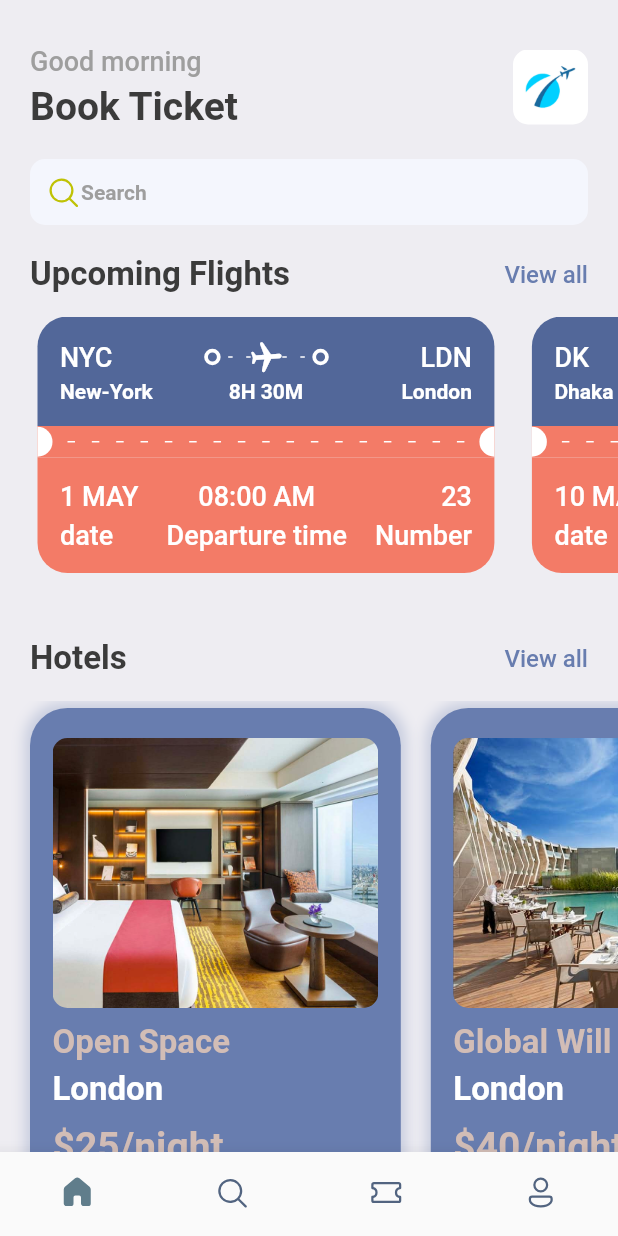
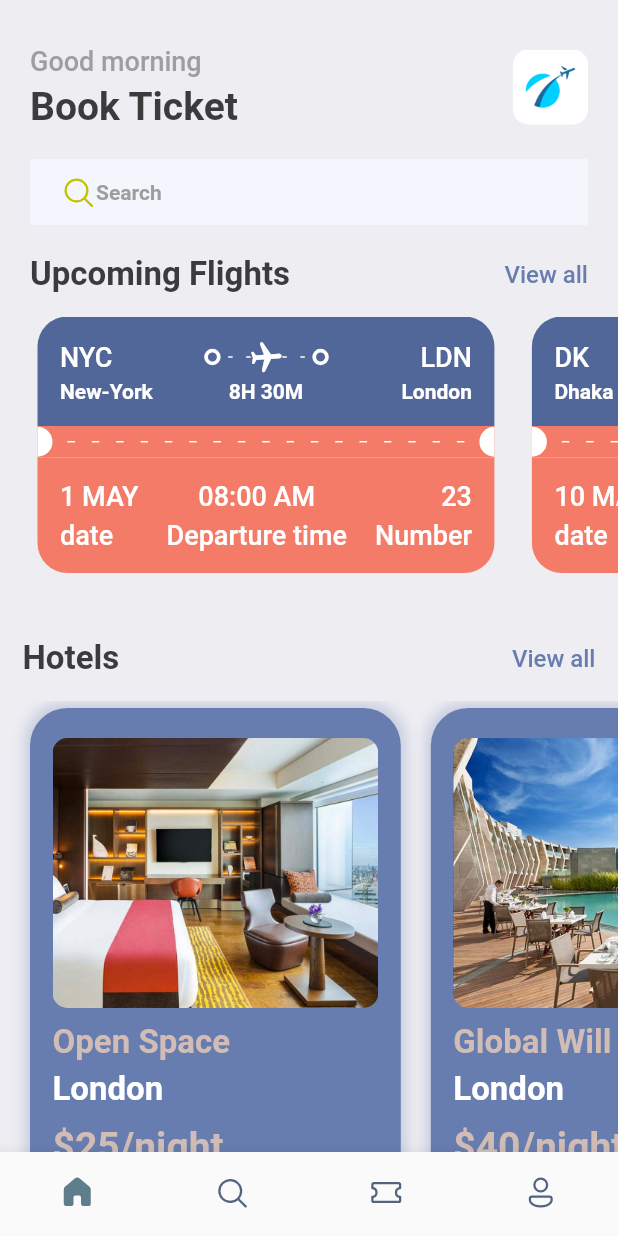
Before and after one commit to med-bs/booktickets, a Flutter app: the screen it shows after launch, on a phone screen of 412 x 824 dp. Run offline on Flutter 3.47's test engine with Material 2 defaults, Android fonts, the phone set to English and light mode, and no system bars; our stand-ins replace fluentui_icons, gap, get.

Commit message:
size dynamic 1

```diff
--- a/lib/screens/home_screen.dart
+++ b/lib/screens/home_screen.dart
@@ -1,6 +1,7 @@
 import 'package:booktickets/screens/hotel_screen.dart';
 import 'package:booktickets/screens/ticket_view.dart';
 import 'package:booktickets/utils/app_info_list.dart';
+import 'package:booktickets/utils/app_layout.dart';
 import 'package:booktickets/utils/app_styles.dart';
 import 'package:fluentui_icons/fluentui_icons.dart';
 import 'package:flutter/material.dart';
@@ -16,10 +17,10 @@ class HomeScreen extends StatelessWidget {
       body: ListView(
         children: [
           Container(
-            padding: const EdgeInsets.symmetric(horizontal: 20),
+            padding: EdgeInsets.symmetric(horizontal: AppLayout.getWidth(20)),
             child: Column(
               children: [
-                const Gap(30),
+                Gap(AppLayout.getHeight(30)),
                 Row(
                   mainAxisAlignment: MainAxisAlignment.spaceBetween,
                   children: [
@@ -27,15 +28,15 @@ class HomeScreen extends StatelessWidget {
                       crossAxisAlignment: CrossAxisAlignment.start,
                       children: [
                         Text("Good morning",style: Styles.headLineStyle3,),
-                        const Gap(5),
+                        Gap(AppLayout.getHeight(5)),
                         Text("Book Ticket",style: Styles.headLineStyle1,),
                       ],
                     ),
                     Container(
-                      height: 50,
-                      width: 50,
+                      height: AppLayout.getHeight(50),
+                      width: AppLayout.getWidth(50),
                       decoration: BoxDecoration(
-                        borderRadius: BorderRadius.circular(10),
+                        borderRadius: BorderRadius.circular(AppLayout.getHeight(10)),
                         image: const DecorationImage(
                           fit: BoxFit.cover,
                           image: AssetImage("assets/images/img_1.png"),
@@ -44,11 +45,11 @@ class HomeScreen extends StatelessWidget {
                     ),
                   ],
                 ),
-                const Gap(20),
+                Gap(AppLayout.getHeight(20)),
                 Container(
-                  padding: const EdgeInsets.symmetric(horizontal: 10, vertical: 10),
+                  padding: EdgeInsets.symmetric(horizontal: AppLayout.getWidth(20), vertical: AppLayout.getHeight(10)),
                   decoration: BoxDecoration(
-                    borderRadius: BorderRadius.circular(10),
+                    borderRadius: BorderRadius.circular(AppLayout.getHeight(0)),
                     color: const Color(0xFFF4F6FD),
                   ),
                   child: Row(
@@ -58,7 +59,7 @@ class HomeScreen extends StatelessWidget {
                     ],
                   ),
                 ),
-                const Gap(20),
+                Gap(AppLayout.getHeight(20)),
                 Row(
                   mainAxisAlignment: MainAxisAlignment.spaceBetween,
                   children: [
@@ -71,17 +72,17 @@ class HomeScreen extends StatelessWidget {
               ],
             ),
           ),
-          const Gap(15),
+          Gap(AppLayout.getHeight(15)),
           SingleChildScrollView(
             scrollDirection: Axis.horizontal,
-            padding: const EdgeInsets.only(left: 20),
+            padding: EdgeInsets.only(left: AppLayout.getHeight(20)),
             child: Row(
               children: ticketList.map((singleTicket) => TicketView(ticket: singleTicket)).toList(),
             ),
           ),
-          const Gap(15),
+          Gap(AppLayout.getHeight(15)),
           Container(
-            padding: const EdgeInsets.symmetric(horizontal: 20),
+            padding: EdgeInsets.symmetric(horizontal: AppLayout.getWidth(15)),
             child: Row(
               mainAxisAlignment: MainAxisAlignment.spaceBetween,
               children: [
@@ -92,10 +93,10 @@ class HomeScreen extends StatelessWidget {
               ],
             ),
           ),
-          const Gap(15),
+          Gap(AppLayout.getHeight(15)),
           SingleChildScrollView(
             scrollDirection: Axis.horizontal,
-            padding: const EdgeInsets.only(left: 20),
+            padding: EdgeInsets.only(left: AppLayout.getHeight(20)),
             child: Row(
               children: hotelList.map((singleHotel) => HotelScreen(hotel: singleHotel)).toList(),
             ),
--- a/lib/screens/hotel_screen.dart
+++ b/lib/screens/hotel_screen.dart
@@ -12,12 +12,12 @@ class HotelScreen extends StatelessWidget {
     final size = AppLayout.getSize(context);
     return Container(
       width: size.width * 0.6,
-      height: 350,
-      padding: const EdgeInsets.symmetric(horizontal: 15,vertical: 20),
-      margin: const EdgeInsets.only(right: 20,top: 5),
+      height: AppLayout.getHeight(350),
+      padding: EdgeInsets.symmetric(horizontal: AppLayout.getWidth(15),vertical: AppLayout.getHeight(20)),
+      margin: EdgeInsets.only(right: AppLayout.getWidth(20),top: AppLayout.getHeight(5)),
       decoration: BoxDecoration(
         color: Styles.primaryColor,
-        borderRadius: BorderRadius.circular(25),
+        borderRadius: BorderRadius.circular(AppLayout.getHeight(25)),
         boxShadow: [BoxShadow(
           color: Styles.primaryColor.withOpacity(0.3),
           blurRadius: 7,
@@ -28,9 +28,9 @@ class HotelScreen extends StatelessWidget {
         crossAxisAlignment: CrossAxisAlignment.start,
         children: [
           Container(
-            height: 180,
+            height: AppLayout.getHeight(180),
             decoration: BoxDecoration(
-              borderRadius: BorderRadius.circular(10),
+              borderRadius: BorderRadius.circular(AppLayout.getHeight(10)),
               color: Styles.primaryColor,
               image: DecorationImage(
                 fit: BoxFit.cover,
@@ -39,15 +39,15 @@ class HotelScreen extends StatelessWidget {
               )
             ),
           ),
-          const Gap(10),
+          Gap(AppLayout.getHeight(10)),
           Text(hotel["place"],
           style: Styles.headLineStyle2.copyWith(color: Styles.kakiColor),
           ),
-          const Gap(5),
+          Gap(AppLayout.getHeight(5)),
           Text(hotel["destination"],
             style: Styles.headLineStyle2.copyWith(color: Colors.white),
           ),
-          const Gap(10),
+          Gap(AppLayout.getHeight(10)),
           Text("\$${hotel["price"]}/night",
             style: Styles.headLineStyle1.copyWith(color: Styles.kakiColor),
           ),
--- a/lib/screens/ticket_view.dart
+++ b/lib/screens/ticket_view.dart
@@ -13,20 +13,20 @@ class TicketView extends StatelessWidget {
     final size = AppLayout.getSize(context);
     return SizedBox(
       width: size.width*0.8,
-      height: 200,
+      height: AppLayout.getHeight(200),
       child: Container(
-        margin: const EdgeInsets.only(right: 20 ,left: 5),
+        margin: EdgeInsets.only(right: AppLayout.getWidth(20) ,left: AppLayout.getWidth(5)),
         child: Column(
           children: [
             // blue part of the card/ticket
             Container(
-              decoration: const BoxDecoration(
-                color: Color(0xFF526799),
+              decoration: BoxDecoration(
+                color: const Color(0xFF526799),
                 borderRadius: BorderRadius.only(
-                    topRight: Radius.circular(20),
-                    topLeft: Radius.circular(20)),
+                    topRight: Radius.circular(AppLayout.getHeight(20)),
+                    topLeft: Radius.circular(AppLayout.getHeight(20))),
               ),
-              padding: const EdgeInsets.all(15),
+              padding: EdgeInsets.all(AppLayout.getHeight(15)),
               child: Column(
                 children: [
                   Row(
@@ -41,9 +41,9 @@ class TicketView extends StatelessWidget {
                       Expanded(
                           child: Stack(children: [
                         SizedBox(
-                          height: 24,
+                          height: AppLayout.getHeight(24),
                           child: Container(
-                            padding: const EdgeInsets.symmetric(horizontal: 5),
+                            padding: EdgeInsets.symmetric(horizontal: AppLayout.getWidth(5)),
                             child: LayoutBuilder(
                               builder: (BuildContext context,
                                   BoxConstraints constraints) {
@@ -53,10 +53,10 @@ class TicketView extends StatelessWidget {
                                       MainAxisAlignment.spaceBetween,
                                   children: List.generate(
                                     (constraints.constrainWidth() / 10).floor(),
-                                    (index) => const SizedBox(
-                                      width: 3,
-                                      height: 1,
-                                      child: DecoratedBox(
+                                    (index) => SizedBox(
+                                      width: AppLayout.getWidth(3),
+                                      height: AppLayout.getHeight(1),
+                                      child: const DecoratedBox(
                                         decoration:
                                             BoxDecoration(color: Colors.white),
                                       ),
@@ -86,12 +86,12 @@ class TicketView extends StatelessWidget {
                       ),
                     ],
                   ),
-                  const Gap(3),
+                  Gap(AppLayout.getHeight(3)),
                   Row(
                     mainAxisAlignment: MainAxisAlignment.spaceBetween,
                     children: [
                       SizedBox(
-                        width: 100,
+                        width: AppLayout.getWidth(100),
                         child: Text(
                           ticket["from"]["name"],
                           style: Styles.headLineStyle4
@@ -100,7 +100,7 @@ class TicketView extends StatelessWidget {
                       ),
                       Text(ticket["flying_time"],style: Styles.headLineStyle4.copyWith(color: Colors.white),),
                       SizedBox(
-                        width: 100,
+                        width: AppLayout.getWidth(100),
                         child: Text(
                           ticket["to"]["name"],
                           textAlign: TextAlign.end,
@@ -118,30 +118,30 @@ class TicketView extends StatelessWidget {
               color: Styles.orangeColor,
               child: Row(
                 children:[
-                  const SizedBox(
-                    height: 20,
-                    width: 10,
+                  SizedBox(
+                    height: AppLayout.getHeight(20),
+                    width: AppLayout.getWidth(10),
                     child: DecoratedBox(
                       decoration: BoxDecoration(
                         color: Colors.white,
                         borderRadius: BorderRadius.only(
-                          topRight: Radius.circular(10),
-                          bottomRight: Radius.circular(10),
+                          topRight: Radius.circular(AppLayout.getHeight(10)),
+                          bottomRight: Radius.circular(AppLayout.getHeight(10)),
                         )
                       ),
                     ),
                   ),
                   Expanded(child: Container(
-                    padding: const EdgeInsets.all(10),
+                    padding: EdgeInsets.all(AppLayout.getHeight(10)),
                     child: LayoutBuilder(builder: (BuildContext context, BoxConstraints constraints) {
                       return Flex(
                         direction: Axis.horizontal,
                         mainAxisAlignment: MainAxisAlignment.spaceBetween,
                         mainAxisSize: MainAxisSize.max,
-                        children: List.generate((constraints.constrainWidth()/15).floor(), (index) => const SizedBox(
-                          width: 5,
-                          height: 1,
-                          child: DecoratedBox(
+                        children: List.generate((constraints.constrainWidth()/15).floor(), (index) => SizedBox(
+                          width: AppLayout.getWidth(5),
+                          height: AppLayout.getHeight(1),
+                          child: const DecoratedBox(
                             decoration: BoxDecoration(
                               color: Colors.white
                             ),
@@ -151,15 +151,15 @@ class TicketView extends StatelessWidget {
                     },
                     ),
                   )),
-                  const SizedBox(
-                    height: 20,
-                    width: 10,
+                  SizedBox(
+                    height: AppLayout.getHeight(20),
+                    width: AppLayout.getWidth(10),
                     child: DecoratedBox(
                       decoration: BoxDecoration(
                           color: Colors.white,
                           borderRadius: BorderRadius.only(
-                            topLeft: Radius.circular(10),
-                            bottomLeft: Radius.circular(10),
+                            topLeft: Radius.circular(AppLayout.getHeight(10)),
+                            bottomLeft: Radius.circular(AppLayout.getHeight(10)),
                           )
                       ),
                     ),
@@ -171,10 +171,10 @@ class TicketView extends StatelessWidget {
             Container(
               decoration: BoxDecoration(
                 color: Styles.orangeColor,
-                borderRadius: const BorderRadius.only(bottomLeft: Radius.circular(20),
-                bottomRight: Radius.circular(20))
+                borderRadius: BorderRadius.only(bottomLeft: Radius.circular(AppLayout.getHeight(20)),
+                bottomRight: Radius.circular(AppLayout.getHeight(20)))
               ),
-              padding: const EdgeInsets.all(15),
+              padding: EdgeInsets.all(AppLayout.getHeight(15)),
               child: Column(
                 children: [
                   Row(
@@ -184,7 +184,7 @@ class TicketView extends StatelessWidget {
                         crossAxisAlignment: CrossAxisAlignment.start,
                         children: [
                           Text(ticket["date"], style: Styles.headLineStyle3.copyWith(color: Colors.white),),
-                          const Gap(5),
+                          Gap(AppLayout.getHeight(5)),
                           Text("date", style: Styles.headLineStyle3.copyWith(color: Colors.white),),
                         ],
                       ),
@@ -192,7 +192,7 @@ class TicketView extends StatelessWidget {
                         crossAxisAlignment: CrossAxisAlignment.center,
                         children: [
                           Text(ticket["departure_time"], style: Styles.headLineStyle3.copyWith(color: Colors.white),),
-                          const Gap(5),
+                          Gap(AppLayout.getHeight(5)),
                           Text("Departure time", style: Styles.headLineStyle3.copyWith(color: Colors.white),),
                         ],
                       ),
@@ -200,7 +200,7 @@ class TicketView extends StatelessWidget {
                         crossAxisAlignment: CrossAxisAlignment.end,
                         children: [
                           Text(ticket["number"].toString(), style: Styles.headLineStyle3.copyWith(color: Colors.white),),
-                          const Gap(5),
+                          Gap(AppLayout.getHeight(5)),
                           Text("Number", style: Styles.headLineStyle3.copyWith(color: Colors.white),),
                         ],
                       ),
--- a/lib/utils/app_layout.dart
+++ b/lib/utils/app_layout.dart
@@ -1,7 +1,20 @@
 import 'package:flutter/material.dart';
+import 'package:get/get.dart';
 
 class AppLayout{
   static getSize(BuildContext context){
     return MediaQuery.of(context).size;
   }
+  static getScreenHeight(){
+    return Get.height;
+  }
+  static getScreenWidth(){
+    return Get.width;
+  }
+  static getHeight(double pixels){
+   return (getScreenHeight()*pixels)/getScreenHeight();
+  }
+  static getWidth(double pixels){
+    return (getScreenWidth()*pixels)/getScreenWidth();
+  }
 }
--- a/pubspec.yaml
+++ b/pubspec.yaml
@@ -35,6 +35,7 @@ dependencies:
   # Use with the CupertinoIcons class for iOS style icons.
   cupertino_icons: ^1.0.2
   fluentui_icons: ^1.0.0
+  get:
   gap: ^2.0.0
 
 dev_dependencies:
```
Also changed, not shown: pubspec.lock.
